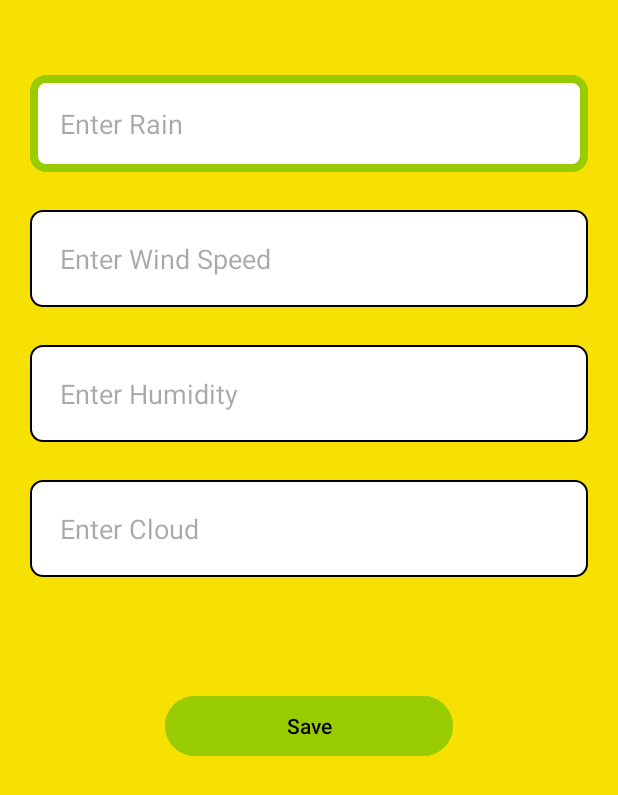
After one commit to snuhcs-course/swpp-2023-project-team-5, an Android app: the MakePlantActivity screen opened directly, with no data from a screen before it, on a phone screen of 412 x 824 dp. The commit adds this screen. Shown: the top 795 px of the screen. Run offline under Robolectric (Android 15) with nearby library versions, the phone set to English and light mode, and no system bars; our stand-ins replace Firebase (no records; nobody signed in at launch, a user with empty details on screens opened directly).

Commit message:
added tutorial page and makePlant page

```diff
--- a/ImPine/app/src/main/AndroidManifest.xml
+++ b/ImPine/app/src/main/AndroidManifest.xml
@@ -36,6 +36,8 @@
         <activity android:name=".FriendsDetailActivity" />
         <activity android:name=".FriendsSearchResultsActivity" />
         <activity android:name=".PredictionResultActivity" />
+        <activity android:name=".TutorialActivity" />
+        <activity android:name=".MakePlantActivity"></activity>
 
     </application>
 
--- a/ImPine/app/src/main/java/com/example/imPine/network/ApiInterface.java
+++ b/ImPine/app/src/main/java/com/example/imPine/network/ApiInterface.java
@@ -1,14 +1,26 @@
 package com.example.imPine.network;
+import com.example.imPine.model.Plant;
 import com.example.imPine.model.SignUpRequest;
 import com.example.imPine.model.SignUpResponse;
 
+import java.util.List;
+
 import retrofit2.Call;
 import retrofit2.http.Body;
+import retrofit2.http.GET;
 import retrofit2.http.Header;
 import retrofit2.http.POST;
+import retrofit2.http.Path;
 
 public interface ApiInterface {
     @POST("/api/user/signin")
     Call<SignUpResponse> createUser(@Header("Authorization") String authToken,
                                     @Body SignUpRequest signUpRequest);
+
+    @GET("/api/plant/user/{user_id}")
+    Call<List<Plant>> getUserPlants(@Header("Authorization") String authToken, @Path("user_id") String userId);
+    @POST("/api/plant")
+    Call<Plant> createPlant(@Header("Authorization") String authToken, @Body Plant plant);
+
+
 }
--- /dev/null
+++ b/ImPine/app/src/main/res/layout/make_plant_page.xml
@@ -0,0 +1,60 @@
+<?xml version="1.0" encoding="utf-8"?>
+<LinearLayout xmlns:android="http://schemas.android.com/apk/res/android"
+    android:layout_width="match_parent"
+    android:layout_height="match_parent"
+    android:orientation="vertical"
+    android:background="@color/yellow"
+    android:padding="20dp">
+
+    <EditText
+        android:layout_marginTop="30dp"
+        android:id="@+id/editPlantName"
+        android:layout_width="match_parent"
+        android:layout_height="wrap_content"
+        android:background="@drawable/edittext_background"
+        android:padding="20dp"
+        android:hint="Enter Rain"
+        android:inputType="numberDecimal" />
+
+    <EditText
+        android:id="@+id/editWindSpeed"
+        android:layout_width="match_parent"
+        android:layout_height="wrap_content"
+        android:background="@drawable/edittext_background"
+        android:padding="20dp"
+        android:hint="Enter Wind Speed"
+        android:layout_marginTop="25dp"
+        android:inputType="numberDecimal" />
+
+    <EditText
+        android:id="@+id/editHumidity"
+        android:layout_width="match_parent"
+        android:layout_height="wrap_content"
+        android:background="@drawable/edittext_background"
+        android:padding="20dp"
+        android:hint="Enter Humidity"
+        android:layout_marginTop="25dp"
+        android:inputType="numberDecimal" />
+
+    <EditText
+        android:id="@+id/editCloud"
+        android:layout_width="match_parent"
+        android:layout_height="wrap_content"
+        android:background="@drawable/edittext_background"
+        android:padding="20dp"
+        android:layout_marginTop="25dp"
+        android:hint="Enter Cloud"
+        android:inputType="numberDecimal"
+        android:layout_marginBottom="50dp"/>
+
+    <Button
+        android:id="@+id/btn_save"
+        android:layout_width="192dp"
+        android:layout_height="wrap_content"
+        android:layout_gravity="center_horizontal"
+        android:layout_marginTop="25dp"
+        android:backgroundTint="@color/green"
+        android:text="Save"
+        android:textColor="@color/black" />
+
+</LinearLayout>
```
Also changed, not shown: ImPine/app/src/main/java/com/example/imPine/AuthLoginActivity.java (+63 -29 lines), ImPine/app/src/main/java/com/example/imPine/MakePlantActivity.java (added, +118 -0 lines), ImPine/app/src/main/java/com/example/imPine/TutorialActivity.java (added, +23 -0 lines), ImPine/app/src/main/java/com/example/imPine/model/Plant.java (added, +121 -0 lines), ImPine/app/src/main/res/layout/tutorial_page.xml (added, +37 -0 lines).
